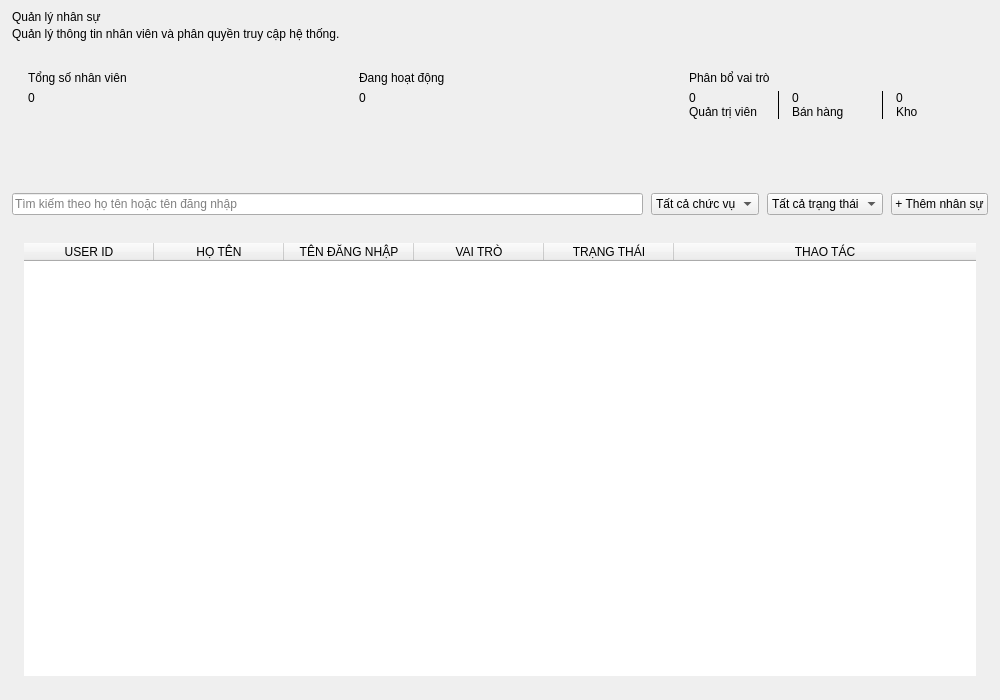
Above: src/gui/tabs/personnel_management.ui from letrankhang/Supermarket_Manager before the change. Below: the same form after it.
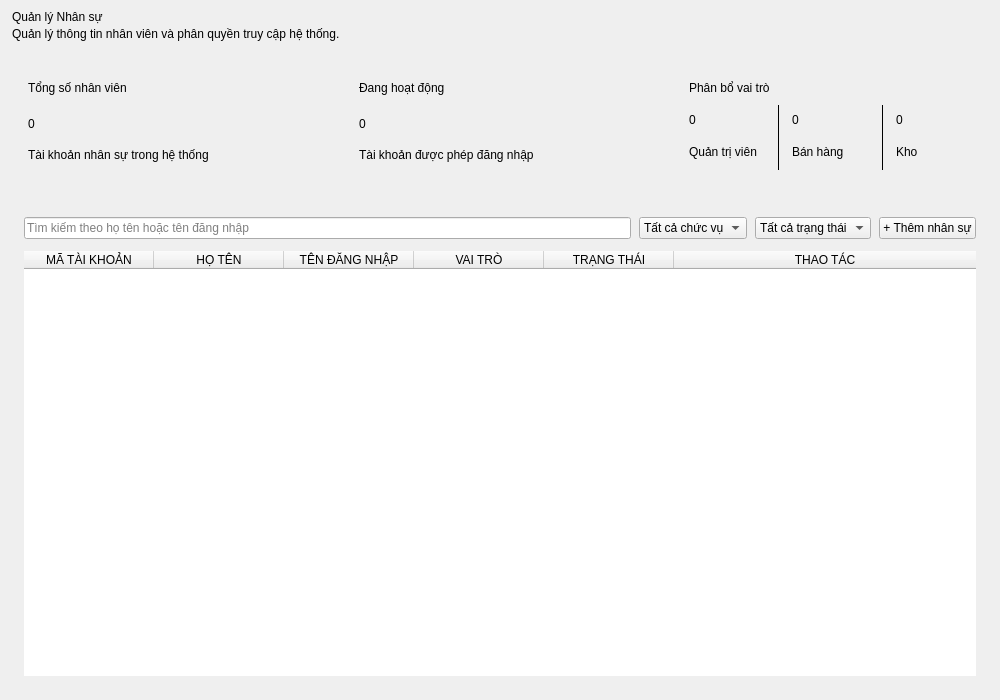
That is the form after the change. Icons and pictures are not drawn.

What changed in the file:
```diff
--- a/src/gui/tabs/personnel_management.ui
+++ b/src/gui/tabs/personnel_management.ui
@@ -672,7 +672,7 @@
      <item>
       <widget class="QLabel" name="lblTitle">
        <property name="text">
-        <string>Quản lý nhân sự</string>
+        <string>Quản lý Nhân sự</string>
        </property>
       </widget>
      </item>
@@ -701,7 +701,7 @@
        <property name="minimumSize">
         <size>
          <width>0</width>
-         <height>120</height>
+         <height>132</height>
         </size>
        </property>
        <property name="frameShape">
@@ -724,6 +724,11 @@
          <number>14</number>
         </property>
         <item>
+         <layout class="QHBoxLayout" name="rowTotalTop">
+          <property name="spacing">
+           <number>8</number>
+          </property>
+          <item>
          <widget class="QLabel" name="lblTotalTitle">
           <property name="text">
            <string>Tổng số nhân viên</string>
@@ -731,12 +736,83 @@
          </widget>
         </item>
         <item>
+           <spacer name="spacerTotalTop">
+            <property name="orientation">
+             <enum>Qt::Orientation::Horizontal</enum>
+            </property>
+            <property name="sizeHint" stdset="0">
+             <size>
+              <width>40</width>
+              <height>20</height>
+             </size>
+            </property>
+           </spacer>
+          </item>
+          <item>
+           <widget class="QLabel" name="badgeTotal">
+            <property name="minimumSize">
+             <size>
+              <width>34</width>
+              <height>34</height>
+             </size>
+            </property>
+            <property name="maximumSize">
+             <size>
+              <width>34</width>
+              <height>34</height>
+             </size>
+            </property>
+            <property name="text">
+             <string/>
+            </property>
+            <property name="alignment">
+             <set>Qt::AlignmentFlag::AlignCenter</set>
+            </property>
+            <property name="iconName" stdset="0">
+             <string>customers</string>
+            </property>
+            <property name="iconColor" stdset="0">
+             <string>#1d4ed8</string>
+            </property>
+            <property name="iconPx" stdset="0">
+             <number>17</number>
+            </property>
+           </widget>
+          </item>
+         </layout>
+        </item>
+        <item>
          <widget class="QLabel" name="lblTotal">
+          <property name="minimumSize">
+           <size>
+            <width>0</width>
+            <height>25</height>
+           </size>
+          </property>
+          <property name="maximumSize">
+           <size>
+            <width>16777215</width>
+            <height>25</height>
+           </size>
+          </property>
           <property name="text">
            <string>0</string>
           </property>
          </widget>
         </item>
+        <item>
+         <widget class="QLabel" name="lblTotalDesc">
+          <property name="minimumSize">
+           <size>
+            <width>0</width>
+            <height>25</height>
+           </size>
+          </property>
+          <property name="text">
+           <string>Tài khoản nhân sự trong hệ thống</string>
+          </property>
+         </widget>
+        </item>
         <item>
          <spacer name="spacerTotal">
           <property name="orientation">
@@ -767,7 +843,7 @@
        <property name="minimumSize">
         <size>
          <width>0</width>
-         <height>120</height>
+         <height>132</height>
         </size>
        </property>
        <property name="frameShape">
@@ -790,6 +866,11 @@
          <number>14</number>
         </property>
         <item>
+         <layout class="QHBoxLayout" name="rowActiveTop">
+          <property name="spacing">
+           <number>8</number>
+          </property>
+          <item>
          <widget class="QLabel" name="lblActiveTitle">
           <property name="text">
            <string>Đang hoạt động</string>
@@ -797,12 +878,83 @@
          </widget>
         </item>
         <item>
+           <spacer name="spacerActiveTop">
+            <property name="orientation">
+             <enum>Qt::Orientation::Horizontal</enum>
+            </property>
+            <property name="sizeHint" stdset="0">
+             <size>
+              <width>40</width>
+              <height>20</height>
+             </size>
+            </property>
+           </spacer>
+          </item>
+          <item>
+           <widget class="QLabel" name="badgeActive">
+            <property name="minimumSize">
+             <size>
+              <width>34</width>
+              <height>34</height>
+             </size>
+            </property>
+            <property name="maximumSize">
+             <size>
+              <width>34</width>
+              <height>34</height>
+             </size>
+            </property>
+            <property name="text">
+             <string/>
+            </property>
+            <property name="alignment">
+             <set>Qt::AlignmentFlag::AlignCenter</set>
+            </property>
+            <property name="iconName" stdset="0">
+             <string>user-active</string>
+            </property>
+            <property name="iconColor" stdset="0">
+             <string>#1d4ed8</string>
+            </property>
+            <property name="iconPx" stdset="0">
+             <number>17</number>
+            </property>
+           </widget>
+          </item>
+         </layout>
+        </item>
+        <item>
          <widget class="QLabel" name="lblActive">
+          <property name="minimumSize">
+           <size>
+            <width>0</width>
+            <height>25</height>
+           </size>
+          </property>
+          <property name="maximumSize">
+           <size>
+            <width>16777215</width>
+            <height>25</height>
+           </size>
+          </property>
           <property name="text">
            <string>0</string>
           </property>
          </widget>
         </item>
+        <item>
+         <widget class="QLabel" name="lblActiveDesc">
+          <property name="minimumSize">
+           <size>
+            <width>0</width>
+            <height>25</height>
+           </size>
+          </property>
+          <property name="text">
+           <string>Tài khoản được phép đăng nhập</string>
+          </property>
+         </widget>
+        </item>
         <item>
          <spacer name="spacerActive">
           <property name="orientation">
@@ -833,7 +985,7 @@
        <property name="minimumSize">
         <size>
          <width>0</width>
-         <height>120</height>
+         <height>132</height>
         </size>
        </property>
        <property name="frameShape">
@@ -841,7 +993,7 @@
        </property>
        <layout class="QVBoxLayout" name="layoutRoles">
         <property name="spacing">
-         <number>6</number>
+         <number>0</number>
         </property>
         <property name="leftMargin">
          <number>16</number>
@@ -854,15 +1006,72 @@
         </property>
         <property name="bottomMargin">
          <number>14</number>
+        </property>
+        <item>
+         <layout class="QHBoxLayout" name="rowRolesTop">
+          <property name="spacing">
+           <number>8</number>
         </property>
         <item>
          <widget class="QLabel" name="lblRolesTitle">
+            <property name="maximumSize">
+             <size>
+              <width>16777215</width>
+              <height>25</height>
+             </size>
+            </property>
           <property name="text">
            <string>Phân bổ vai trò</string>
           </property>
          </widget>
         </item>
         <item>
+           <spacer name="spacerRolesTop">
+            <property name="orientation">
+             <enum>Qt::Orientation::Horizontal</enum>
+            </property>
+            <property name="sizeHint" stdset="0">
+             <size>
+              <width>40</width>
+              <height>20</height>
+             </size>
+            </property>
+           </spacer>
+          </item>
+          <item>
+           <widget class="QLabel" name="badgeRoles">
+            <property name="minimumSize">
+             <size>
+              <width>34</width>
+              <height>34</height>
+             </size>
+            </property>
+            <property name="maximumSize">
+             <size>
+              <width>34</width>
+              <height>34</height>
+             </size>
+            </property>
+            <property name="text">
+             <string/>
+            </property>
+            <property name="alignment">
+             <set>Qt::AlignmentFlag::AlignCenter</set>
+            </property>
+            <property name="iconName" stdset="0">
+             <string>role</string>
+            </property>
+            <property name="iconColor" stdset="0">
+             <string>#1d4ed8</string>
+            </property>
+            <property name="iconPx" stdset="0">
+             <number>17</number>
+            </property>
+           </widget>
+          </item>
+         </layout>
+        </item>
+        <item>
          <layout class="QHBoxLayout" name="layoutRolesData">
           <property name="spacing">
            <number>12</number>
@@ -874,6 +1083,18 @@
             </property>
             <item>
              <widget class="QLabel" name="lblAdminCount">
+              <property name="minimumSize">
+               <size>
+                <width>0</width>
+                <height>29</height>
+               </size>
+              </property>
+              <property name="maximumSize">
+               <size>
+                <width>16777215</width>
+                <height>29</height>
+               </size>
+              </property>
               <property name="text">
                <string>0</string>
               </property>
@@ -881,6 +1102,18 @@
             </item>
             <item>
              <widget class="QLabel" name="lblAdminText">
+              <property name="minimumSize">
+               <size>
+                <width>0</width>
+                <height>36</height>
+               </size>
+              </property>
+              <property name="maximumSize">
+               <size>
+                <width>16777215</width>
+                <height>36</height>
+               </size>
+              </property>
               <property name="text">
                <string>Quản trị viên</string>
               </property>
@@ -902,6 +1135,18 @@
             </property>
             <item>
              <widget class="QLabel" name="lblManagerCount">
+              <property name="minimumSize">
+               <size>
+                <width>0</width>
+                <height>29</height>
+               </size>
+              </property>
+              <property name="maximumSize">
+               <size>
+                <width>16777215</width>
+                <height>29</height>
+               </size>
+              </property>
               <property name="text">
                <string>0</string>
               </property>
@@ -909,6 +1154,18 @@
             </item>
             <item>
              <widget class="QLabel" name="lblManagerText">
+              <property name="minimumSize">
+               <size>
+                <width>0</width>
+                <height>36</height>
+               </size>
+              </property>
+              <property name="maximumSize">
+               <size>
+                <width>16777215</width>
+                <height>36</height>
+               </size>
+              </property>
               <property name="text">
                <string>Bán hàng</string>
               </property>
@@ -930,6 +1187,18 @@
             </property>
             <item>
              <widget class="QLabel" name="lblCashierCount">
+              <property name="minimumSize">
+               <size>
+                <width>0</width>
+                <height>29</height>
+               </size>
+              </property>
+              <property name="maximumSize">
+               <size>
+                <width>16777215</width>
+                <height>29</height>
+               </size>
+              </property>
               <property name="text">
                <string>0</string>
               </property>
@@ -937,6 +1206,18 @@
             </item>
             <item>
              <widget class="QLabel" name="lblCashierText">
+              <property name="minimumSize">
+               <size>
+                <width>0</width>
+                <height>36</height>
+               </size>
+              </property>
+              <property name="maximumSize">
+               <size>
+                <width>16777215</width>
+                <height>36</height>
+               </size>
+              </property>
               <property name="text">
                <string>Kho</string>
               </property>
@@ -968,6 +1249,27 @@
     </layout>
    </item>
    <item>
+    <widget class="QFrame" name="frameTable">
+     <property name="frameShape">
+      <enum>QFrame::Shape::NoFrame</enum>
+     </property>
+     <layout class="QVBoxLayout" name="tableFrameLayout">
+      <property name="spacing">
+       <number>12</number>
+      </property>
+      <property name="leftMargin">
+       <number>12</number>
+      </property>
+      <property name="topMargin">
+       <number>12</number>
+      </property>
+      <property name="rightMargin">
+       <number>12</number>
+      </property>
+      <property name="bottomMargin">
+       <number>12</number>
+      </property>
+     <item>
     <layout class="QHBoxLayout" name="toolbarLayout">
      <property name="spacing">
       <number>8</number>
@@ -1035,27 +1337,6 @@
     </layout>
    </item>
    <item>
-    <widget class="QFrame" name="frameTable">
-     <property name="frameShape">
-      <enum>QFrame::Shape::NoFrame</enum>
-     </property>
-     <layout class="QVBoxLayout" name="tableFrameLayout">
-      <property name="spacing">
-       <number>0</number>
-      </property>
-      <property name="leftMargin">
-       <number>12</number>
-      </property>
-      <property name="topMargin">
-       <number>12</number>
-      </property>
-      <property name="rightMargin">
-       <number>12</number>
-      </property>
-      <property name="bottomMargin">
-       <number>12</number>
-      </property>
-      <item>
        <widget class="QTableWidget" name="tblEmployees">
         <property name="focusPolicy">
          <enum>Qt::FocusPolicy::NoFocus</enum>
@@ -1101,7 +1382,7 @@
         </attribute>
         <column>
          <property name="text">
-          <string>USER ID</string>
+          <string>MÃ TÀI KHOẢN</string>
          </property>
         </column>
         <column>
```
Left out of the diff: 14 changed lines with no effect on the pictures. Lines whose indentation alone changed are shown as unchanged.
